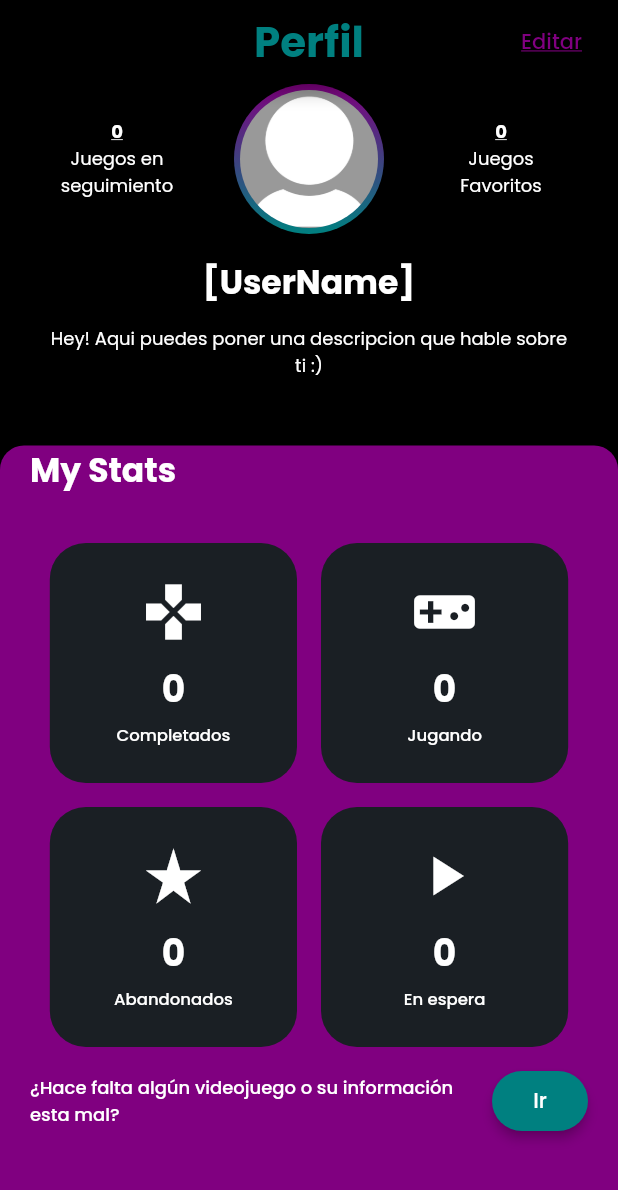
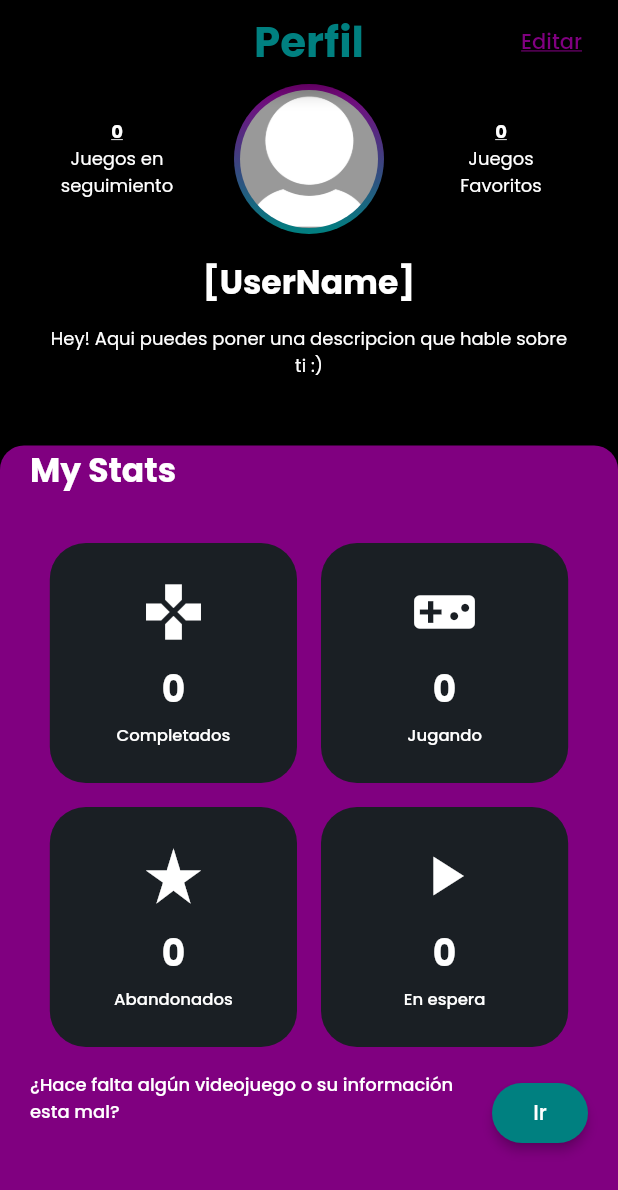
Before and after one commit to AngelS1708/GGProyect, a Flutter app: the ProfileWidget screen opened directly, on a phone screen of 412 x 824 dp. Shown: the top 1190 px of the screen. Run offline on Flutter 3.47's test engine with Material 2 defaults, Android fonts, the light colour scheme and no system bars; drawn by our look-alikes of auto_size_text; our stand-ins replace font_awesome_flutter, from_css_color, go_router, google_fonts, mask_text_input_formatter, page_transition and 3 more; missing offline and left inert: json_path; accounts and stored records are empty; network calls fail.

Commit message:
Version Final hecho con FF

```diff
--- a/lib/admin/eliminate_games/eliminate_games_widget.dart
+++ b/lib/admin/eliminate_games/eliminate_games_widget.dart
@@ -59,7 +59,6 @@ class _EliminateGamesWidgetState extends State<EliminateGamesWidget> {
             children: [
               Container(
                 width: MediaQuery.of(context).size.width * 1.0,
-                height: MediaQuery.of(context).size.height * 1.0,
                 decoration: BoxDecoration(
                   color: FlutterFlowTheme.of(context).secondaryBackground,
                 ),
--- a/lib/main.dart
+++ b/lib/main.dart
@@ -11,6 +11,7 @@ import 'index.dart';
 
 void main() async {
   WidgetsFlutterBinding.ensureInitialized();
+
 
   runApp(MyApp());
 }
@@ -30,12 +31,14 @@ class _MyAppState extends State<MyApp> {
 
   late AppStateNotifier _appStateNotifier;
   late GoRouter _router;
+  String _initialPage = 'login';
 
   @override
   void initState() {
     super.initState();
     _appStateNotifier = AppStateNotifier();
     _router = createRouter(_appStateNotifier);
+    _router.go(_initialPage);
   }
 
   void setLocale(String language) {
--- a/lib/principal/profile/profile_widget.dart
+++ b/lib/principal/profile/profile_widget.dart
@@ -565,7 +565,7 @@ class _ProfileWidgetState extends State<ProfileWidget> {
                                 Flexible(
                                   child: Padding(
                                     padding: EdgeInsetsDirectional.fromSTEB(
-                                        20.0, 0.0, 0.0, 0.0),
+                                        20.0, 0.0, 0.0, 20.0),
                                     child: Text(
                                       '¿Hace falta algún videojuego o su información esta mal?',
                                       style: FlutterFlowTheme.of(context)
--- a/lib/principal/search/search_widget.dart
+++ b/lib/principal/search/search_widget.dart
@@ -233,7 +233,7 @@ class _SearchWidgetState extends State<SearchWidget> {
                                 FFButtonWidget(
                                   onPressed: () async {
                                     context.pushNamed(
-                                      'allGames',
+                                      'contenidoJuego',
                                       extra: <String, dynamic>{
                                         kTransitionInfoKey: TransitionInfo(
                                           hasTransition: true,
```
